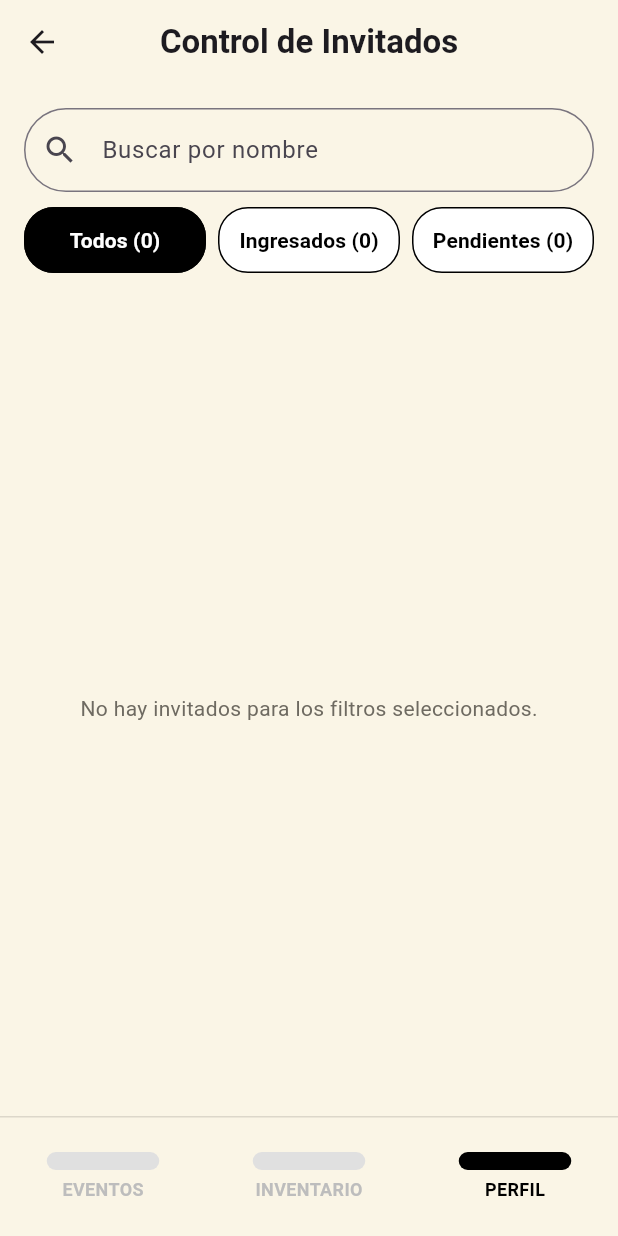
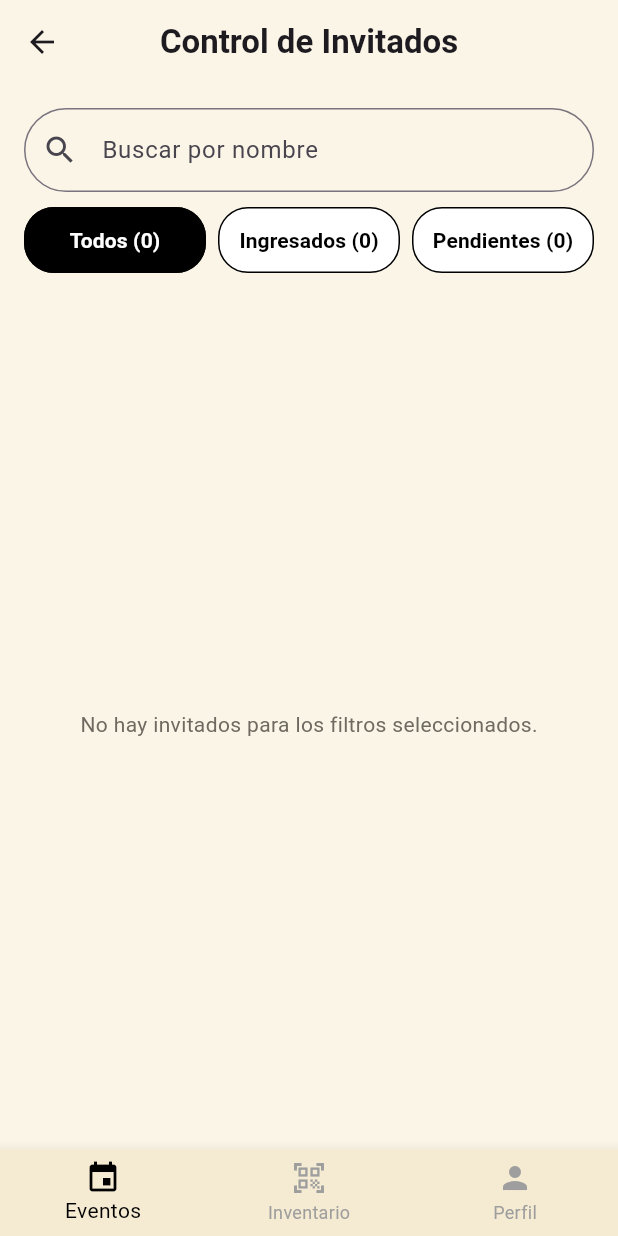
Before and after one commit to ANTONIO30-09/EVENTFLOW-AI, a Flutter app: the GuestControlScreen screen opened directly with empty values, on a phone screen of 412 x 824 dp. Run offline on Flutter 3.47's test engine with Material 3 defaults, Android fonts, the light colour scheme and no system bars; our stand-ins replace cloud_firestore, firebase_auth, firebase_core; missing offline and left inert: mobile_scanner; accounts and stored records are empty.

Commit message:
fix: unificar barra inferior en control de invitados con indice correcto

```diff
--- a/lib/screens/guests/guest_control_screen.dart
+++ b/lib/screens/guests/guest_control_screen.dart
@@ -3,6 +3,8 @@ import '../../core/constants/app_colors.dart';
 import '../../data/models/guest_model.dart';
 import '../../data/services/database_service.dart';
 import '../check_in/check_in_success_screen.dart';
+import '../inventory/inventory_scanner_screen.dart';
+import '../profile/profile_screen.dart';
 
 class GuestControlScreen extends StatefulWidget {
   final String eventId;
@@ -156,7 +158,7 @@ class _GuestControlScreenState extends State<GuestControlScreen> {
           ),
         ],
       ),
-      bottomNavigationBar: _buildBottomNavigationBar(),
+      bottomNavigationBar: _buildBottomNavigationBar(context),
     );
   }
 
@@ -177,26 +179,41 @@ class _GuestControlScreenState extends State<GuestControlScreen> {
     );
   }
 
-  Widget _buildBottomNavigationBar() {
-    return Container(
-      height: 80,
-      decoration: const BoxDecoration(border: Border(top: BorderSide(color: Colors.black12))),
-      child: Row(mainAxisAlignment: MainAxisAlignment.spaceAround, children: [
-        _buildNavItem('Eventos', false, () => Navigator.pop(context)),
-        _buildNavItem('Inventario', false, () => Navigator.pushReplacementNamed(context, '/inventory')),
-        _buildNavItem('Perfil', true, () => Navigator.pushReplacementNamed(context, '/profile')),
-      ]),
-    );
-  }
-
-  Widget _buildNavItem(String label, bool isSelected, VoidCallback onTap) {
-    return GestureDetector(
-      onTap: onTap,
-      child: Column(mainAxisAlignment: MainAxisAlignment.center, children: [
-        Container(width: 75, height: 12, decoration: BoxDecoration(color: isSelected ? Colors.black : Colors.grey.shade300, borderRadius: BorderRadius.circular(6))),
-        const SizedBox(height: 4),
-        Text(label.toUpperCase(), style: TextStyle(fontSize: 12, fontWeight: FontWeight.bold, color: isSelected ? Colors.black : Colors.grey.shade400)),
-      ]),
+  Widget _buildBottomNavigationBar(BuildContext context) {
+    return BottomNavigationBar(
+      backgroundColor: AppColors.surfaceCard,
+      currentIndex: 0,
+      selectedItemColor: Colors.black,
+      unselectedItemColor: Colors.grey,
+      onTap: (index) {
+        if (index == 0) {
+          Navigator.popUntil(context, (route) => route.isFirst);
+        } else if (index == 1) {
+          Navigator.push(
+            context,
+            MaterialPageRoute(builder: (_) => const InventoryScannerScreen()),
+          );
+        } else if (index == 2) {
+          Navigator.push(
+            context,
+            MaterialPageRoute(builder: (_) => const ProfileScreen()),
+          );
+        }
+      },
+      items: const [
+        BottomNavigationBarItem(
+          icon: Icon(Icons.event),
+          label: 'Eventos',
+        ),
+        BottomNavigationBarItem(
+          icon: Icon(Icons.qr_code_scanner),
+          label: 'Inventario',
+        ),
+        BottomNavigationBarItem(
+          icon: Icon(Icons.person),
+          label: 'Perfil',
+        ),
+      ],
     );
   }
 }
```
